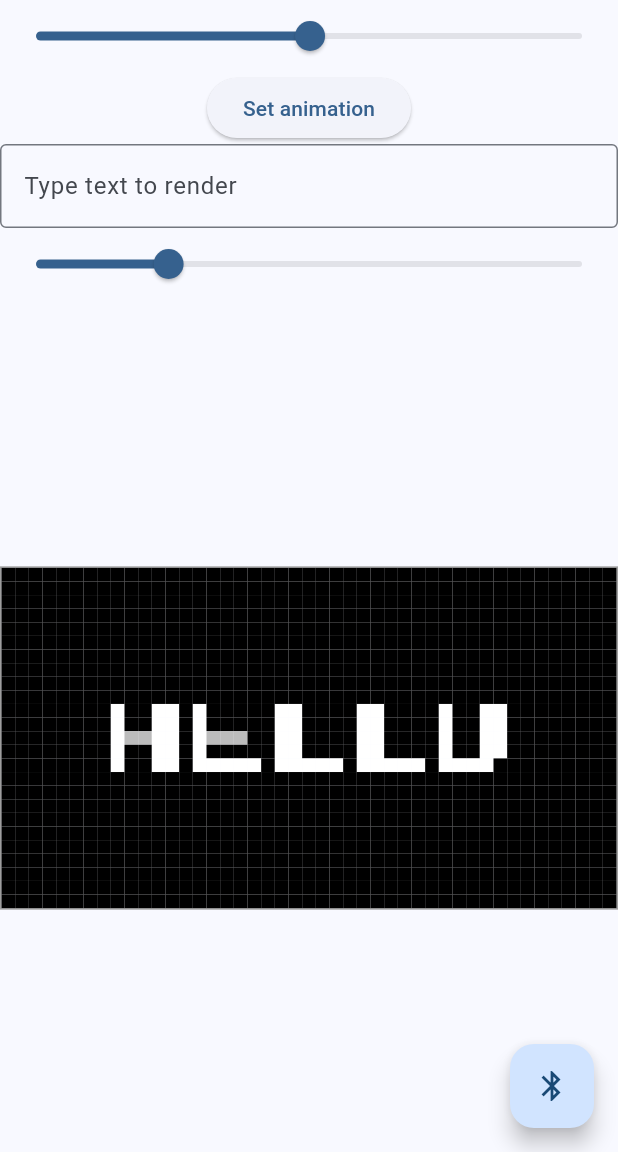
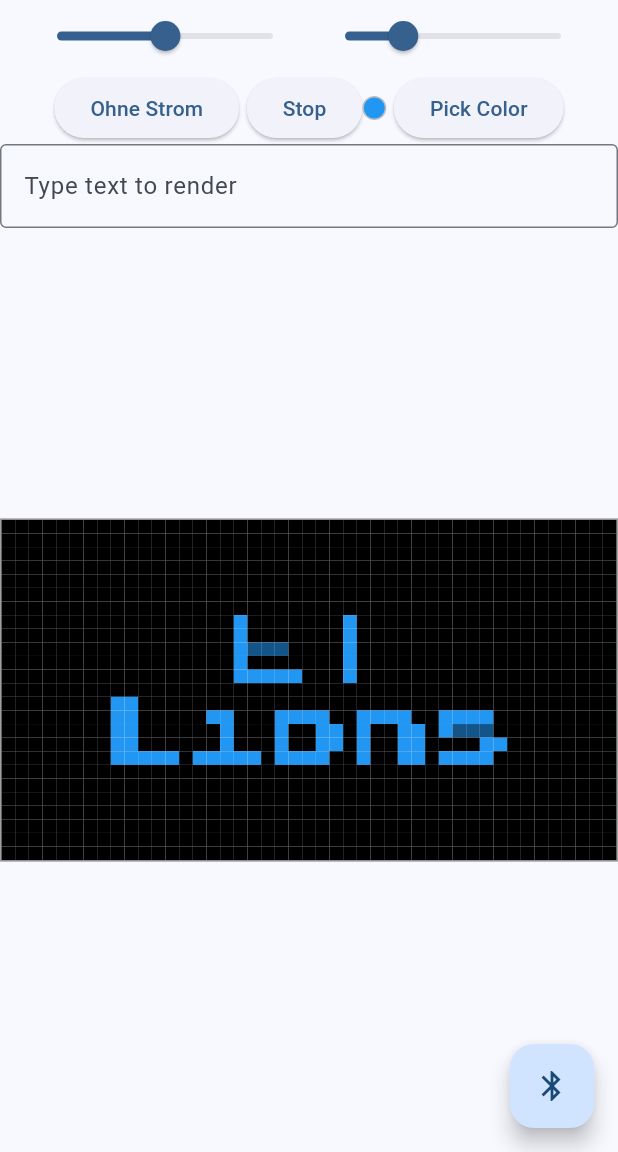
Before and after one commit to p3h3/unicup_display_app, a Flutter app: the screen it shows after launch, on a phone screen of 412 x 824 dp, the part 84-1236 px from its top. Run offline on Flutter 3.47's test engine with Material 3 defaults, Android fonts, the phone set to English and light mode, and no system bars; our stand-ins replace flutter_colorpicker, fluttertoast, permission_handler; missing offline and left inert: flutter_reactive_ble.

Commit message:
added color wheel and stop animation button

```diff
--- a/lib/main.dart
+++ b/lib/main.dart
@@ -1,6 +1,7 @@
 import 'dart:typed_data';
 
 import 'package:flutter/material.dart';
+import 'package:flutter_colorpicker/flutter_colorpicker.dart';
 import 'package:flutter_reactive_ble/flutter_reactive_ble.dart';
 import 'package:fluttertoast/fluttertoast.dart';
 import 'package:unicup_display/device_screen.dart';
@@ -65,6 +66,8 @@ class _MyHomePageState extends State<MyHomePage> {
 
   String pixelMapText = "ET-Lions";
 
+  Color _currentColor = Colors.blue;
+
 
   @override
   void initState() {
@@ -72,7 +75,7 @@ class _MyHomePageState extends State<MyHomePage> {
 
     bleManager = BleManager(flutterReactiveBle);
 
-    _updatePixelMap("HELLO");
+    _updatePixelMap("ET Lions");
   }
 
     @override
@@ -88,7 +91,7 @@ class _MyHomePageState extends State<MyHomePage> {
     });
 
     try {
-      final map = await textToPixelMap(text, _pixelMapTextSize);
+      final map = await textToPixelMap(text, _pixelMapTextSize, _currentColor);
       if (!mounted) return;
       setState(() {
         _pixelMap = map;
@@ -132,9 +135,7 @@ class _MyHomePageState extends State<MyHomePage> {
           y++;
         }
 
-        print("sending");
         await bleManager.writeWithoutResponse(3, data);
-        print("sent");
       }
 
     } finally {
@@ -186,6 +187,63 @@ class _MyHomePageState extends State<MyHomePage> {
     bleManager.write(1, [01]);
   }
 
+  void _stopAnimation() {
+    if(!bleManager.isConnected){
+        Fluttertoast.showToast(
+          msg: "Please connect to a device.",
+          toastLength: Toast.LENGTH_LONG,
+          gravity: ToastGravity.CENTER,
+          timeInSecForIosWeb: 5,
+          backgroundColor: Colors.white,
+          textColor: Colors.red,
+          fontSize: 15.0,
+        );
+        return;
+      }
+    bleManager.write(1, [00]);
+  }
+
+
+
+  void _openWheel() {
+    Color temp = _currentColor;
+
+    showDialog(
+      context: context,
+      builder: (context) {
+        return AlertDialog(
+          content: ColorPicker(
+            pickerColor: temp,
+            onColorChanged: (c) => temp = c,
+            pickerAreaHeightPercent: 1.0,
+            enableAlpha: false,
+            paletteType: PaletteType.hsv,   // circular wheel
+            displayThumbColor: true,
+            labelTypes: const [],           // hide RGB/HEX labels
+          ),
+          actions: [
+            TextButton(
+              onPressed: () => Navigator.pop(context),
+              child: const Text("Cancel"),
+            ),
+            TextButton(
+              onPressed: () {
+                setState(() => _currentColor = temp);
+                _updatePixelMap(pixelMapText);
+                Navigator.pop(context);
+              },
+              child: const Text("OK"),
+            ),
+          ],
+        );
+      },
+    );
+  }
+
+
+
+
+
 @override
 Widget build(BuildContext context) {
   return Scaffold(
@@ -197,6 +255,11 @@ Widget build(BuildContext context) {
       child: Column(
         mainAxisAlignment: MainAxisAlignment.center,
         children: <Widget>[
+
+          Row(
+            mainAxisAlignment: MainAxisAlignment.center,
+            children: [
+              // BRIGHTNESS
               Slider(
                 value: _brightnessValue,
                 min: 0,
@@ -213,9 +276,57 @@ Widget build(BuildContext context) {
                 },
               ),
 
+              // TEXT SIZE
+              Slider(
+                value: _pixelMapTextSize,
+                min: 10,
+                max: 200,
+                divisions: 190,
+                label: _pixelMapTextSize.round().toString(),
+                onChanged: (value) {
+                  setState(() {
+                    _pixelMapTextSize = value;
+                  });
+                },
+                onChangeEnd: (value) {
+                  setState(() {
+                    _pixelMapTextSize = value;
+                  });
+                  _updatePixelMap(pixelMapText);
+                },
+              ),
+            ],
+          ),
+
+
+          Row(
+            mainAxisAlignment: MainAxisAlignment.center,
+            children: [
               ElevatedButton(
                 onPressed: _setAnimation,
-            child: const Text('Set animation'),
+                child: const Text('Ohne Strom'),
+              ),
+              const SizedBox(width: 5), // optionaler Abstand
+              ElevatedButton(
+                onPressed: _stopAnimation,
+                child: const Text('Stop'),
+              ),
+
+              Container(
+                width: 16,
+                height: 16,
+                decoration: BoxDecoration(
+                  shape: BoxShape.circle,
+                  color: _currentColor,
+                  border: Border.all(color: Colors.grey.shade400),
+                ),
+              ),
+              const SizedBox(width: 5),
+              ElevatedButton(
+                onPressed: _openWheel,
+                child: const Text("Pick Color"),
+              ),
+            ],
           ),
 
 
@@ -230,25 +341,6 @@ Widget build(BuildContext context) {
             ),
             onChanged: _updatePixelMap, // live updates as you type
           ),
-            Slider(
-            value: _pixelMapTextSize,
-            min: 0,
-            max: 250,
-            divisions: 250,
-            label: _pixelMapTextSize.round().toString(),
-            onChanged: (value) {
-              setState(() {
-                _pixelMapTextSize = value;
-              });
-            },
-            onChangeEnd: (value) {
-              setState(() {
-                _pixelMapTextSize = value;
-              });
-              _updatePixelMap(pixelMapText);
-            },
-          ),
-            const SizedBox(height: 16),
 
           // The pixel canvas
           Expanded(
--- a/lib/rendering.dart
+++ b/lib/rendering.dart
@@ -4,7 +4,7 @@ import 'dart:ui' as ui;
 import 'package:flutter/material.dart';
 import 'package:unicup_display/pixel_map.dart';
 
-Future<ui.Image> renderTextToImage(String text, double size) async {
+Future<ui.Image> renderTextToImage(String text, double size, Color color) async {
   const int workWidth = 450;
   const int workHeight = 250;
 
@@ -20,7 +20,7 @@ Future<ui.Image> renderTextToImage(String text, double size) async {
 
   // Setup text style (pixel/monospace font)
   final textStyle = TextStyle(
-    color: Colors.white,
+    color: color,
     fontFamily: 'PixelFont', // your pixel font
     fontSize: size,            // adjust until it looks good
   );
@@ -122,9 +122,9 @@ Future<PixelMap> imageToPixelMap(ui.Image image) async {
 
 
 
-Future<PixelMap> textToPixelMap(String text, double size) async {
+Future<PixelMap> textToPixelMap(String text, double size, Color color) async {
   // 1. Render high-res text
-  final fullImage = await renderTextToImage(text, size);
+  final fullImage = await renderTextToImage(text, size, color);
 
   // 2. Scale to 45x25
   final scaled = await scaleImageToPixelSize(fullImage,
--- a/pubspec.yaml
+++ b/pubspec.yaml
@@ -40,6 +40,8 @@ dependencies:
   # The following adds the Cupertino Icons font to your application.
   # Use with the CupertinoIcons class for iOS style icons.
   cupertino_icons: ^1.0.8
+
+  flutter_colorpicker: ^1.1.0
 
 dev_dependencies:
   flutter_test:
```
Also changed, not shown: lib/ble_manager.dart (+10 -0 lines), pubspec.lock. Lines whose indentation alone changed are shown as unchanged.
